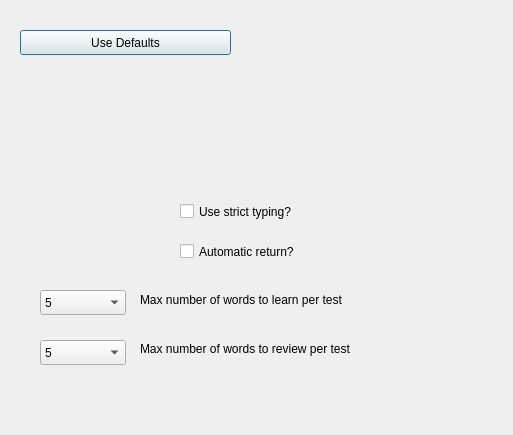
Above: src/gui/settings_window.ui from tombranfield/spaced_repeating_vocabulary before the change. Below: the same form after it.
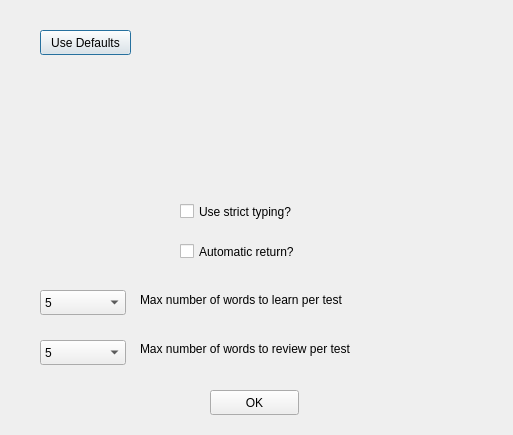
That is the form after the change.

Commit message: Added OK button and connected it in settings_window

Patch:
```diff
--- a/src/gui/settings_window.ui
+++ b/src/gui/settings_window.ui
@@ -16,9 +16,9 @@
   <widget class="QPushButton" name="set_defaults_button">
    <property name="geometry">
     <rect>
-     <x>20</x>
+     <x>40</x>
      <y>30</y>
-     <width>211</width>
+     <width>91</width>
      <height>25</height>
     </rect>
    </property>
@@ -137,6 +137,19 @@
     <string>Max number of words to review per test</string>
    </property>
   </widget>
+  <widget class="QPushButton" name="ok_button">
+   <property name="geometry">
+    <rect>
+     <x>210</x>
+     <y>390</y>
+     <width>89</width>
+     <height>25</height>
+    </rect>
+   </property>
+   <property name="text">
+    <string>OK</string>
+   </property>
+  </widget>
  </widget>
  <resources/>
  <connections/>
```
The commit also changes 2 other files.
